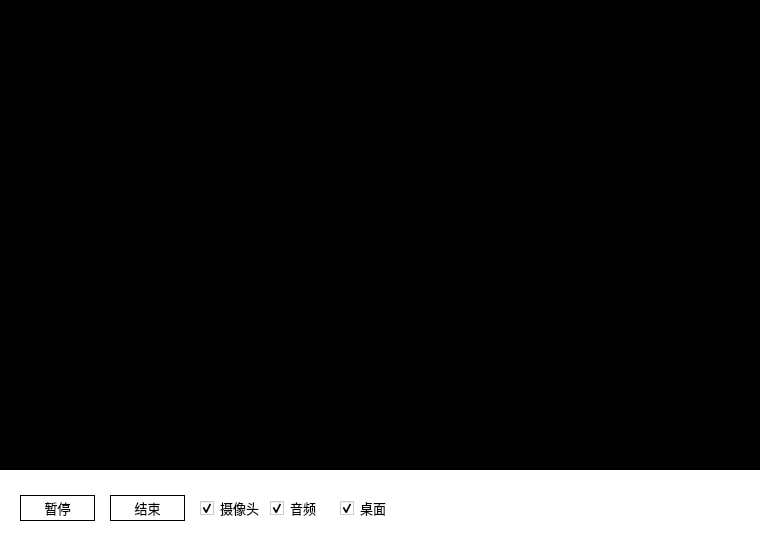
Above: view/LiveRecordDialog.ui from linhaojun857/cooper-im-client before the change. Below: the same form after it.
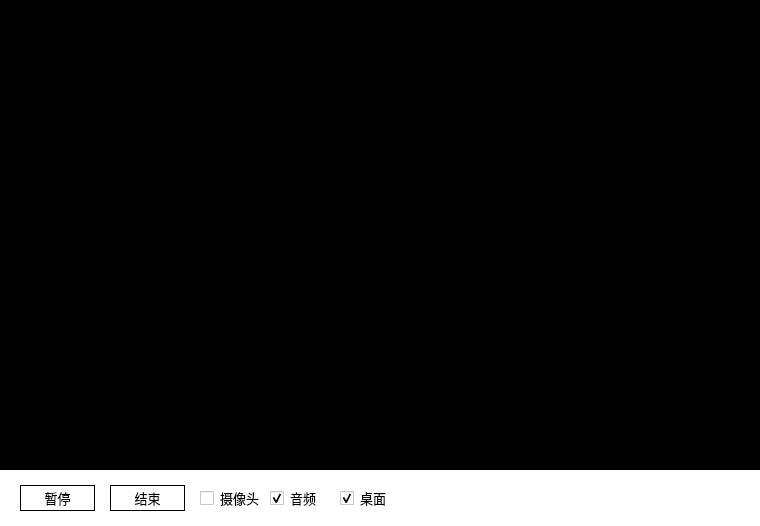
That is the form after the change.

What changed in the file:
```diff
--- a/view/LiveRecordDialog.ui
+++ b/view/LiveRecordDialog.ui
@@ -7,19 +7,19 @@
     <x>0</x>
     <y>0</y>
     <width>760</width>
-    <height>550</height>
+    <height>526</height>
    </rect>
   </property>
   <property name="minimumSize">
    <size>
-    <width>0</width>
-    <height>0</height>
+    <width>760</width>
+    <height>526</height>
    </size>
   </property>
   <property name="maximumSize">
    <size>
-    <width>10000</width>
-    <height>10000</height>
+    <width>760</width>
+    <height>526</height>
    </size>
   </property>
   <property name="windowTitle">
@@ -77,7 +77,7 @@
    <property name="geometry">
     <rect>
      <x>200</x>
-     <y>495</y>
+     <y>485</y>
      <width>60</width>
      <height>26</height>
     </rect>
@@ -91,14 +91,14 @@
     <string>摄像头</string>
    </property>
    <property name="checked">
-    <bool>true</bool>
+    <bool>false</bool>
    </property>
   </widget>
   <widget class="QCheckBox" name="cb_audio">
    <property name="geometry">
     <rect>
      <x>270</x>
-     <y>495</y>
+     <y>485</y>
      <width>60</width>
      <height>26</height>
     </rect>
@@ -119,7 +119,7 @@
    <property name="geometry">
     <rect>
      <x>20</x>
-     <y>495</y>
+     <y>485</y>
      <width>75</width>
      <height>26</height>
     </rect>
@@ -140,7 +140,7 @@
    <property name="geometry">
     <rect>
      <x>110</x>
-     <y>495</y>
+     <y>485</y>
      <width>75</width>
      <height>26</height>
     </rect>
@@ -161,7 +161,7 @@
    <property name="geometry">
     <rect>
      <x>340</x>
-     <y>495</y>
+     <y>485</y>
      <width>60</width>
      <height>26</height>
     </rect>
```
Left out of the diff: 14 changed lines with no effect on the pictures.
